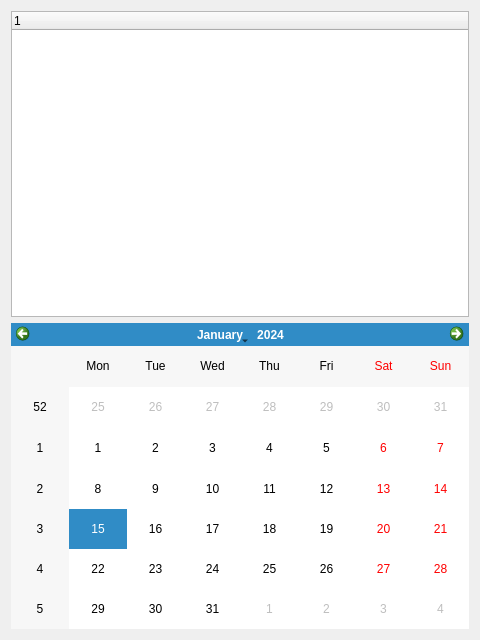
First picture: the form in app/view/main_right.ui, repository UltimateCuB3R/DLMCSPSE01_D, before the edit.
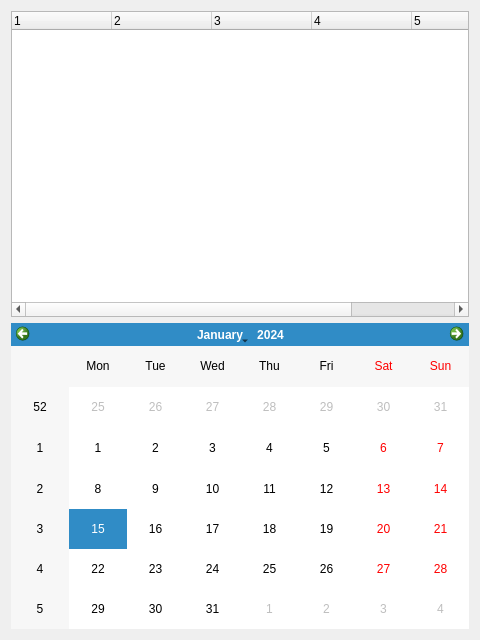
Second picture: the form after the edit.

Commit message: Sprint 4-4: modified get_data_top_down to return a deep structure according to child tables. implemented building the tree structure from the top-down data. implemented tree widgets in main_right.ui and search_widget.ui to show the data in a structured way. added export/print action and print_widget.ui to print an object. printing is currently restricted to creating a jpg of the tree widget. added definition of table hierarchy in relation tables via setting a top table in db_def.xml

Patch:
```diff
--- a/app/view/main_right.ui
+++ b/app/view/main_right.ui
@@ -16,11 +16,45 @@
   <layout class="QVBoxLayout" name="verticalLayout">
    <item>
     <widget class="QTreeWidget" name="treeWidget">
+     <property name="editTriggers">
+      <set>QAbstractItemView::NoEditTriggers</set>
+     </property>
+     <property name="showDropIndicator" stdset="0">
+      <bool>false</bool>
+     </property>
+     <property name="columnCount">
+      <number>6</number>
+     </property>
      <column>
       <property name="text">
        <string notr="true">1</string>
       </property>
      </column>
+     <column>
+      <property name="text">
+       <string notr="true">2</string>
+      </property>
+     </column>
+     <column>
+      <property name="text">
+       <string notr="true">3</string>
+      </property>
+     </column>
+     <column>
+      <property name="text">
+       <string notr="true">4</string>
+      </property>
+     </column>
+     <column>
+      <property name="text">
+       <string notr="true">5</string>
+      </property>
+     </column>
+     <column>
+      <property name="text">
+       <string notr="true">6</string>
+      </property>
+     </column>
     </widget>
    </item>
    <item>
```
The commit also changes 7 other files.
